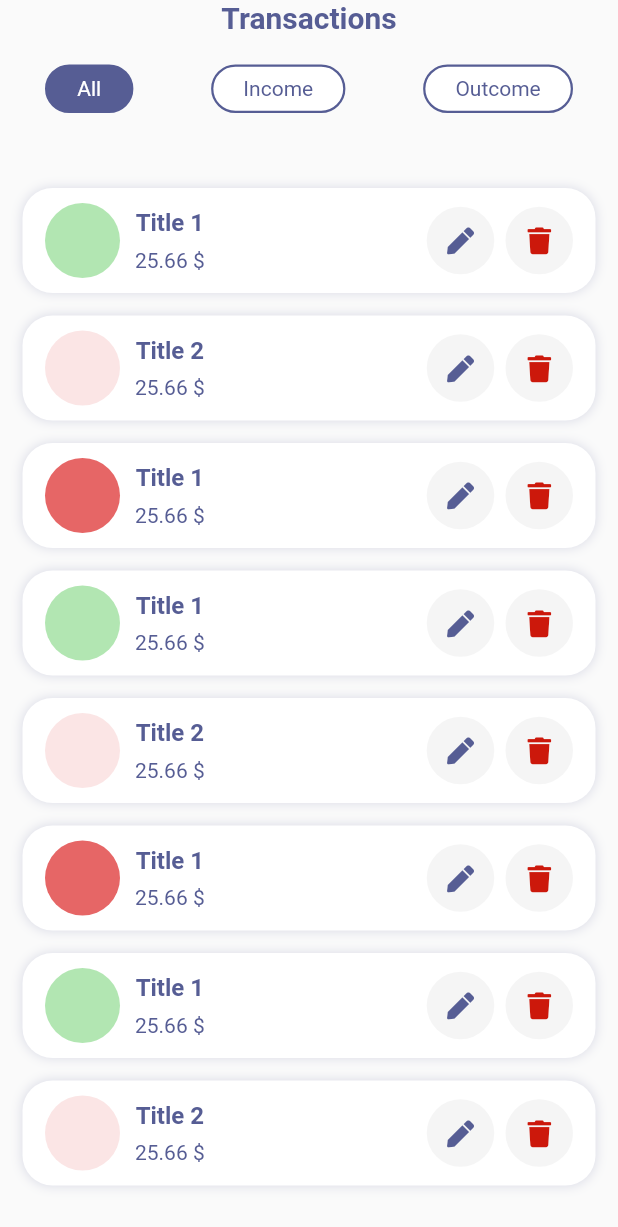
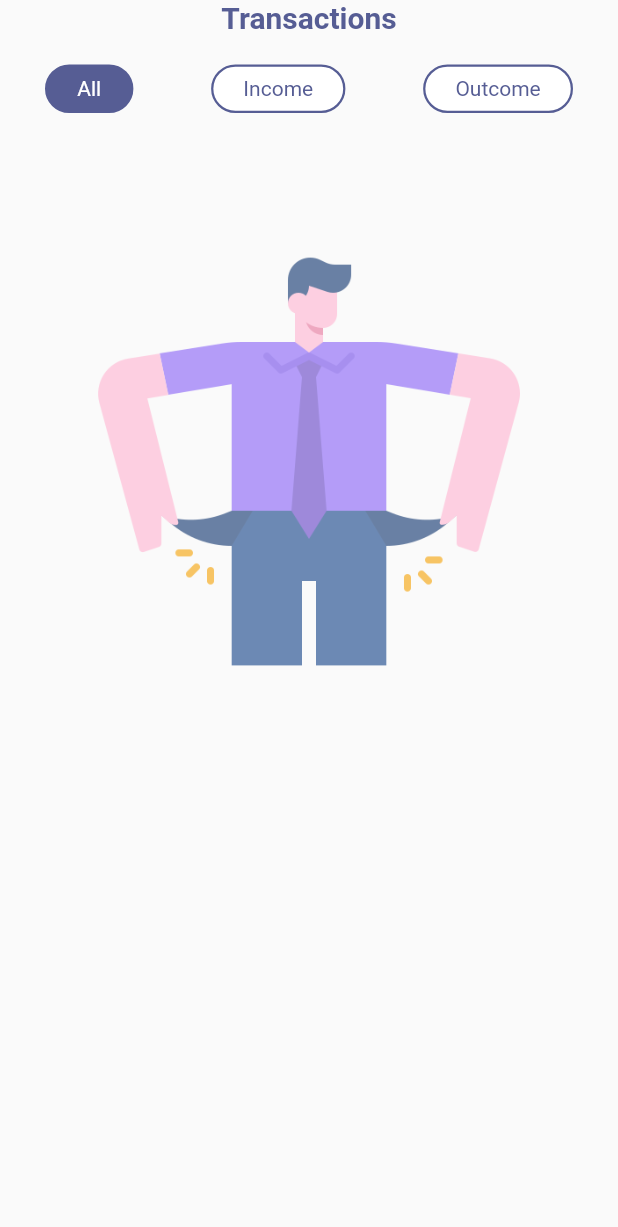
Before and after one commit to amrmhassan/smart-wallet, a Flutter app: the TransactionsScreen widget shown alone on an empty page, opened directly, on a phone screen of 412 x 824 dp. Shown: the top 1227 px of the screen. Run offline on Flutter 3.47's test engine with Material 2 defaults, Android fonts, the phone set to English and light mode, and no system bars; our stand-ins replace font_awesome_flutter.

Commit message:
Adding new transaction applied

```diff
--- a/lib/constants/styles.dart
+++ b/lib/constants/styles.dart
@@ -41,3 +41,9 @@ BoxShadow kIconBoxShadow = BoxShadow(
   color: kMainColor.withOpacity(0.2),
   blurRadius: 6,
 );
+
+BoxShadow kCardBoxShadow = BoxShadow(
+  offset: const Offset(3, 3),
+  blurRadius: 6,
+  color: kMainColor.withOpacity(0.2),
+);
--- a/lib/constants/transactions_constant.dart
+++ b/lib/constants/transactions_constant.dart
@@ -6,85 +6,85 @@ import 'package:wallet_app/constants/types.dart';
 import '../models/transaction_model.dart';
 
 List<TransactionModel> transactionsConstant = [
-  TransactionModel(
-    id: Uuid().v4(),
-    title: 'Title 1',
-    description: 'description 1',
-    amount: 25.66,
-    createdAt: DateTime.now(),
-    transactionType: TransactionType.income,
-    ratioToTotal: 0.3,
-  ),
-  TransactionModel(
-    id: Uuid().v4(),
-    title: 'Title 2',
-    description: 'description 2',
-    amount: 25.66,
-    createdAt: DateTime.now(),
-    transactionType: TransactionType.outcome,
-    ratioToTotal: 0.1,
-  ),
-  TransactionModel(
-    id: Uuid().v4(),
-    title: 'Title 1',
-    description: 'description 1',
-    amount: 25.66,
-    createdAt: DateTime.now(),
-    transactionType: TransactionType.outcome,
-    ratioToTotal: 0.6,
-  ),
-  TransactionModel(
-    id: Uuid().v4(),
-    title: 'Title 1',
-    description: 'description 1',
-    amount: 25.66,
-    createdAt: DateTime.now(),
-    transactionType: TransactionType.income,
-    ratioToTotal: 0.3,
-  ),
-  TransactionModel(
-    id: Uuid().v4(),
-    title: 'Title 2',
-    description: 'description 2',
-    amount: 25.66,
-    createdAt: DateTime.now(),
-    transactionType: TransactionType.outcome,
-    ratioToTotal: 0.1,
-  ),
-  TransactionModel(
-    id: Uuid().v4(),
-    title: 'Title 1',
-    description: 'description 1',
-    amount: 25.66,
-    createdAt: DateTime.now(),
-    transactionType: TransactionType.outcome,
-    ratioToTotal: 0.6,
-  ),
-  TransactionModel(
-    id: Uuid().v4(),
-    title: 'Title 1',
-    description: 'description 1',
-    amount: 25.66,
-    createdAt: DateTime.now(),
-    transactionType: TransactionType.income,
-    ratioToTotal: 0.3,
-  ),
-  TransactionModel(
-    id: Uuid().v4(),
-    title: 'Title 2',
-    description: 'description 2',
-    amount: 25.66,
-    createdAt: DateTime.now(),
-    transactionType: TransactionType.outcome,
-    ratioToTotal: 0.1,
-  ),
-  TransactionModel(
-    id: Uuid().v4(),
-    title: 'Title 1',
-    description: 'description 1',
-    amount: 25.66,
-    createdAt: DateTime.now(),
-    transactionType: TransactionType.outcome,
-    ratioToTotal: 0.6,
-  ),
+  // TransactionModel(
+  //   id: Uuid().v4(),
+  //   title: 'Title 1',
+  //   description: 'description 1',
+  //   amount: 25.66,
+  //   createdAt: DateTime.now(),
+  //   transactionType: TransactionType.income,
+  //   ratioToTotal: 0.3,
+  // ),
+  // TransactionModel(
+  //   id: Uuid().v4(),
+  //   title: 'Title 2',
+  //   description: 'description 2',
+  //   amount: 25.66,
+  //   createdAt: DateTime.now(),
+  //   transactionType: TransactionType.outcome,
+  //   ratioToTotal: 0.1,
+  // ),
+  // TransactionModel(
+  //   id: Uuid().v4(),
+  //   title: 'Title 1',
+  //   description: 'description 1',
+  //   amount: 25.66,
+  //   createdAt: DateTime.now(),
+  //   transactionType: TransactionType.outcome,
+  //   ratioToTotal: 0.6,
+  // ),
+  // TransactionModel(
+  //   id: Uuid().v4(),
+  //   title: 'Title 1',
+  //   description: 'description 1',
+  //   amount: 25.66,
+  //   createdAt: DateTime.now(),
+  //   transactionType: TransactionType.income,
+  //   ratioToTotal: 0.3,
+  // ),
+  // TransactionModel(
+  //   id: Uuid().v4(),
+  //   title: 'Title 2',
+  //   description: 'description 2',
+  //   amount: 25.66,
+  //   createdAt: DateTime.now(),
+  //   transactionType: TransactionType.outcome,
+  //   ratioToTotal: 0.1,
+  // ),
+  // TransactionModel(
+  //   id: Uuid().v4(),
+  //   title: 'Title 1',
+  //   description: 'description 1',
+  //   amount: 25.66,
+  //   createdAt: DateTime.now(),
+  //   transactionType: TransactionType.outcome,
+  //   ratioToTotal: 0.6,
+  // ),
+  // TransactionModel(
+  //   id: Uuid().v4(),
+  //   title: 'Title 1',
+  //   description: 'description 1',
+  //   amount: 25.66,
+  //   createdAt: DateTime.now(),
+  //   transactionType: TransactionType.income,
+  //   ratioToTotal: 0.3,
+  // ),
+  // TransactionModel(
+  //   id: Uuid().v4(),
+  //   title: 'Title 2',
+  //   description: 'description 2',
+  //   amount: 25.66,
+  //   createdAt: DateTime.now(),
+  //   transactionType: TransactionType.outcome,
+  //   ratioToTotal: 0.1,
+  // ),
+  // TransactionModel(
+  //   id: Uuid().v4(),
+  //   title: 'Title 1',
+  //   description: 'description 1',
+  //   amount: 25.66,
+  //   createdAt: DateTime.now(),
+  //   transactionType: TransactionType.outcome,
+  //   ratioToTotal: 0.6,
+  // ),
 ];
--- a/lib/screens/transactions_screen/transactions_screen.dart
+++ b/lib/screens/transactions_screen/transactions_screen.dart
@@ -11,6 +11,7 @@ import 'package:wallet_app/models/transaction_model.dart';
 import 'package:wallet_app/providers/transactions_provider.dart';
 import 'package:wallet_app/widgets/app_bar/home_heading.dart';
 
+import 'widgets/transaction_card.dart';
 import 'widgets/transactions_filters.dart';
 
 class TransactionsScreen extends StatefulWidget {
@@ -48,18 +49,46 @@ class _TransactionsScreenState extends State<TransactionsScreen> {
             Expanded(
               child: Container(
                 clipBehavior: Clip.hardEdge,
-                padding: EdgeInsets.symmetric(
-                  vertical: kDefaultHorizontalPadding,
-                  horizontal: kDefaultPadding / 2,
+                padding: EdgeInsets.only(
+                  top: kDefaultHorizontalPadding,
+                  right: kDefaultPadding / 2,
+                  left: kDefaultPadding / 2,
+                  bottom: bottomNavBarHeight,
                 ),
                 decoration: BoxDecoration(),
-                child: ListView.builder(
+                child: _transactions.isNotEmpty
+                    ? ListView.builder(
                         physics: BouncingScrollPhysics(),
                         clipBehavior: Clip.none,
                         itemCount: _transactions.length,
                         itemBuilder: (ctx, index) => TranscationCard(
                           transaction: _transactions[index],
                         ),
+                      )
+                    : Column(
+                        children: [
+                          // Text(
+                          //   'No Transaction Here',
+                          //   style: TextStyle(
+                          //     color: kMainColor.withOpacity(0.8),
+                          //     fontWeight: FontWeight.bold,
+                          //     fontSize: 22,
+                          //   ),
+                          // ),
+                          SizedBox(
+                            height: kDefaultPadding,
+                          ),
+                          SizedBox(
+                            width: 300,
+                            child: Opacity(
+                              opacity: 0.6,
+                              child: Image.asset(
+                                'assets/icons/empty.png',
+                                fit: BoxFit.contain,
+                              ),
+                            ),
+                          ),
+                        ],
                       ),
               ),
             ),
@@ -70,116 +99,3 @@ class _TransactionsScreenState extends State<TransactionsScreen> {
     );
   }
 }
-
-class TranscationCard extends StatelessWidget {
-  final TransactionModel transaction;
-  const TranscationCard({
-    Key? key,
-    required this.transaction,
-  }) : super(key: key);
-
-  @override
-  Widget build(BuildContext context) {
-    return Container(
-      width: double.infinity,
-      margin: EdgeInsets.only(bottom: kDefaultPadding / 2),
-      padding: EdgeInsets.symmetric(
-        horizontal: kDefaultHorizontalPadding / 2,
-        vertical: kDefaultVerticalPadding / 2,
-      ),
-      decoration: BoxDecoration(
-        color: Colors.white,
-        borderRadius: BorderRadius.circular(kDefaultBorderRadius),
-        boxShadow: [kIconBoxShadow],
-      ),
-      child: Row(
-        mainAxisAlignment: MainAxisAlignment.start,
-        children: [
-          Container(
-            width: 50,
-            height: 50,
-            decoration: BoxDecoration(
-              borderRadius: BorderRadius.circular(1000),
-              color: transaction.transactionType == TransactionType.income
-                  ? kIncomeColor.withOpacity(transaction.ratioToTotal)
-                  : kOutcomeColor.withOpacity(transaction.ratioToTotal),
-            ),
-          ),
-          SizedBox(
-            width: kDefaultPadding / 3,
-          ),
-          Column(
-            mainAxisAlignment: MainAxisAlignment.spaceBetween,
-            children: [
-              Text(
-                transaction.title,
-                style: kParagraphTextStyle,
-              ),
-              SizedBox(
-                height: kDefaultPadding / 4,
-              ),
-              Text(
-                '${transaction.amount.toStringAsFixed(2)} \$',
-                style: kSmallTextPrimaryColorStyle,
-              ),
-            ],
-          ),
-          Expanded(
-            child: Row(
-              mainAxisAlignment: MainAxisAlignment.end,
-              children: [
-                TransactionActionButton(
-                  iconData: FontAwesomeIcons.pen,
-                  color: kMainColor,
-                  onTap: () {},
-                ),
-                SizedBox(
-                  width: kDefaultPadding / 4,
-                ),
-                TransactionActionButton(
-                  iconData: FontAwesomeIcons.trash,
-                  color: kDeleteColor,
-                  onTap: () {},
-                ),
-              ],
-            ),
-          )
-        ],
-      ),
-    );
-  }
-}
-
-class TransactionActionButton extends StatelessWidget {
-  final IconData iconData;
-  final Color color;
-  final VoidCallback onTap;
-  const TransactionActionButton({
-    Key? key,
-    required this.color,
-    required this.iconData,
-    required this.onTap,
-  }) : super(key: key);
-
-  @override
-  Widget build(BuildContext context) {
-    return GestureDetector(
-      onTap: onTap,
-      child: Container(
-        width: 45,
-        height: 45,
-        decoration: BoxDecoration(
-          color: Colors.grey[100],
-          borderRadius: BorderRadius.circular(
-            1000,
-          ),
-        ),
-        child: Icon(
-          iconData,
-          size: kUltraSmallIconSize,
-          color: color,
-        ),
-      ),
-    );
-  }
-}
--- a/pubspec.yaml
+++ b/pubspec.yaml
@@ -63,7 +63,8 @@ flutter:
   # To add assets to your application, add an assets section, like this:
   assets:
     - assets/images/
-  #   - images/a_dot_ham.jpeg
+    - assets/icons/
+
 
   # An image asset can refer to one or more resolution-specific "variants", see
   # https://flutter.dev/assets-and-images/#resolution-aware.
```
Also changed, not shown: lib/providers/transactions_provider.dart (+14 -0 lines), lib/screens/add_transaction/add_transaction_screen.dart (+29 -3 lines), lib/screens/home_screen/widgets/total_amount.dart (+7 -2 lines), lib/screens/transactions_screen/widgets/transaction_action_button.dart (added, +37 -0 lines), lib/screens/transactions_screen/widgets/transaction_card.dart (added, +95 -0 lines), assets/icons/empty.png (added). Lines whose indentation alone changed are shown as unchanged.
